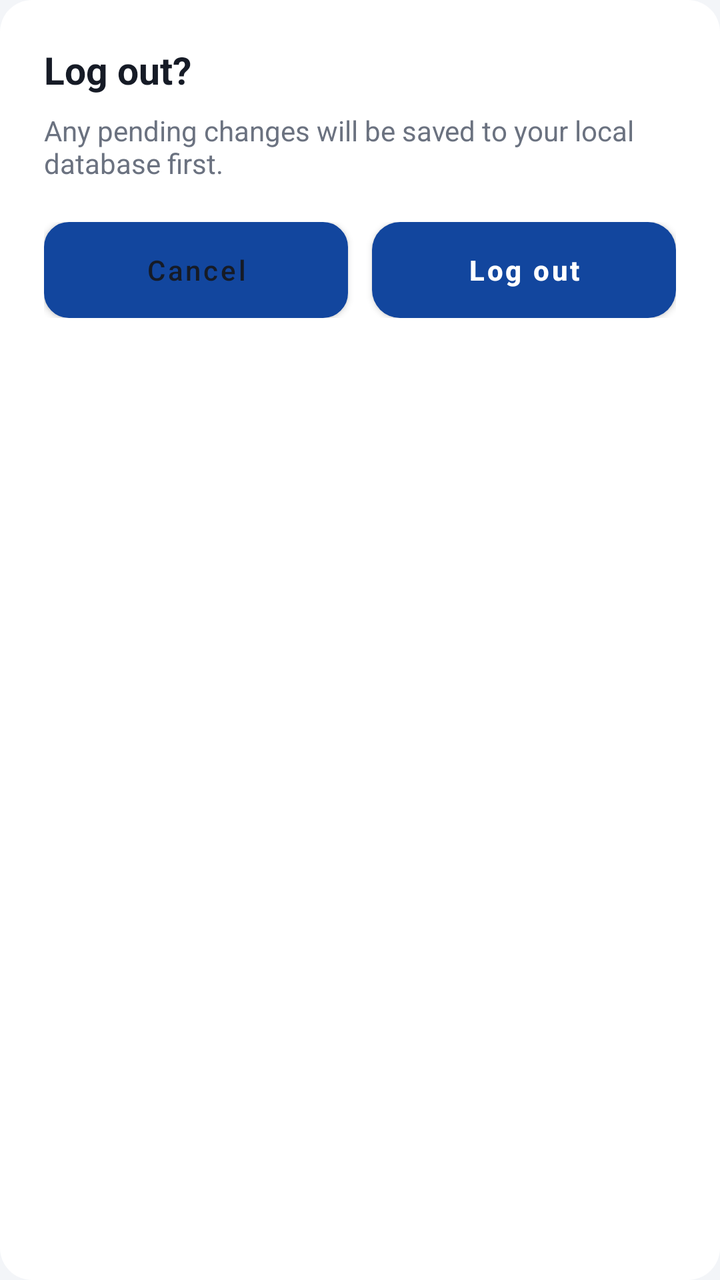
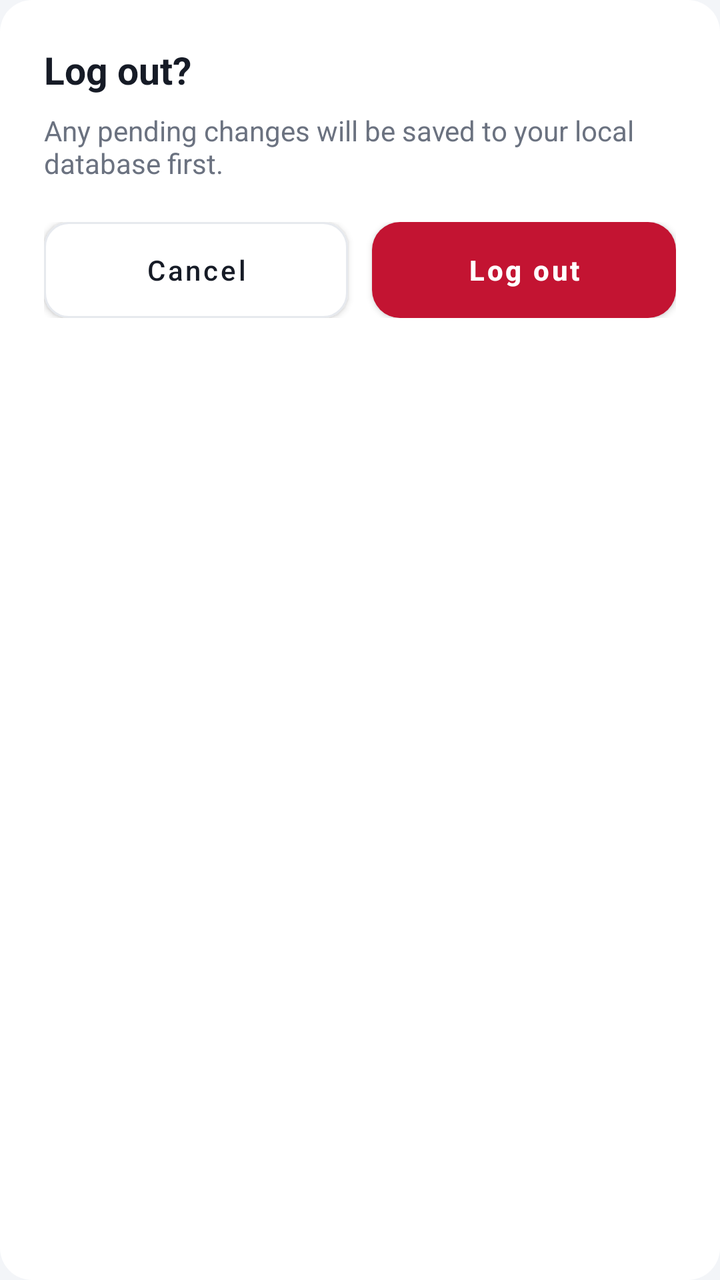

Two renders of the same Android screen: before a commit and after it. Below are the layout's source before the change and the commit's diff.
<!-- AndroidManifest.xml: application theme Theme.CampusApp -->
<!-- res/layout/dialog_logout.xml -->
<?xml version="1.0" encoding="utf-8"?>
<LinearLayout xmlns:android="http://schemas.android.com/apk/res/android"
    android:layout_width="match_parent"
    android:layout_height="wrap_content"
    android:orientation="vertical"
    android:background="@drawable/bg_card"
    android:padding="22dp">

    <TextView
        android:layout_width="wrap_content" android:layout_height="wrap_content"
        android:text="Log out?" android:textSize="19sp" android:textStyle="bold" android:textColor="@color/text_dark"/>

    <TextView
        android:layout_width="match_parent" android:layout_height="wrap_content"
        android:layout_marginTop="8dp"
        android:text="Any pending changes will be saved to your local database first."
        android:textSize="14sp" android:textColor="@color/text_gray"/>

    <LinearLayout
        android:layout_width="match_parent" android:layout_height="wrap_content"
        android:orientation="horizontal" android:layout_marginTop="20dp">

        <Button
            android:id="@+id/btnCancel"
            android:layout_width="0dp" android:layout_height="48dp" android:layout_weight="1"
            android:background="@drawable/bg_button_outline" android:text="Cancel"
            android:textAllCaps="false" android:textColor="@color/text_dark" android:elevation="0dp"/>

        <Button
            android:id="@+id/btnConfirmLogout"
            android:layout_width="0dp" android:layout_height="48dp" android:layout_weight="1"
            android:layout_marginStart="12dp"
            android:background="@drawable/bg_button_red" android:text="Log out"
            android:textAllCaps="false" android:textColor="@color/white" android:textStyle="bold" android:elevation="0dp"/>
    </LinearLayout>
</LinearLayout>
<!-- resources referenced by this layout -->
<resources>
  <color name="text_dark">#161B26</color>
  <color name="text_gray">#6B7280</color>
  <color name="white">#FFFFFF</color>
  <!-- drawable bg_button_outline (drawable) -->
  <?xml version="1.0" encoding="utf-8"?>
  <shape xmlns:android="http://schemas.android.com/apk/res/android" android:shape="rectangle">
      <solid android:color="@color/white" />
      <stroke android:width="1dp" android:color="@color/divider" />
      <corners android:radius="12dp" />
  </shape>
  <!-- drawable bg_button_red (drawable) -->
  <?xml version="1.0" encoding="utf-8"?>
  <shape xmlns:android="http://schemas.android.com/apk/res/android" android:shape="rectangle">
      <solid android:color="@color/primary_red" />
      <corners android:radius="14dp" />
  </shape>
  <!-- drawable bg_card (drawable) -->
  <?xml version="1.0" encoding="utf-8"?>
  <shape xmlns:android="http://schemas.android.com/apk/res/android" android:shape="rectangle">
      <solid android:color="@color/card_white" />
      <corners android:radius="16dp" />
  </shape>
  <style name="Theme.CampusApp" parent="Theme.MaterialComponents.Light.NoActionBar">
          <item name="colorPrimary">@color/primary_blue</item>
          <item name="colorPrimaryDark">@color/navy_dark</item>
          <item name="colorAccent">@color/primary_red</item>
          <item name="android:windowBackground">@color/background</item>
          <item name="android:statusBarColor">@color/navy_dark</item>
      </style>
  <color name="divider">#E6E9EE</color>
  <color name="primary_red">#C31432</color>
  <color name="card_white">#FFFFFF</color>
  <color name="primary_blue">#12469E</color>
  <color name="navy_dark">#0B2A4A</color>
  <color name="background">#F3F5F8</color>
</resources>

<!-- the commit's change to res/layout/dialog_logout.xml (unified diff, before → after) -->
@@ -1,5 +1,6 @@
 <?xml version="1.0" encoding="utf-8"?>
 <LinearLayout xmlns:android="http://schemas.android.com/apk/res/android"
+    xmlns:app="http://schemas.android.com/apk/res-auto"
     android:layout_width="match_parent"
     android:layout_height="wrap_content"
     android:orientation="vertical"
@@ -23,14 +24,16 @@
         <Button
             android:id="@+id/btnCancel"
             android:layout_width="0dp" android:layout_height="48dp" android:layout_weight="1"
-            android:background="@drawable/bg_button_outline" android:text="Cancel"
+            android:background="@drawable/bg_button_outline"
+            app:backgroundTint="@null" android:text="Cancel"
             android:textAllCaps="false" android:textColor="@color/text_dark" android:elevation="0dp"/>
 
         <Button
             android:id="@+id/btnConfirmLogout"
             android:layout_width="0dp" android:layout_height="48dp" android:layout_weight="1"
             android:layout_marginStart="12dp"
-            android:background="@drawable/bg_button_red" android:text="Log out"
+            android:background="@drawable/bg_button_red"
+            app:backgroundTint="@null" android:text="Log out"
             android:textAllCaps="false" android:textColor="@color/white" android:textStyle="bold" android:elevation="0dp"/>
     </LinearLayout>
 </LinearLayout>
